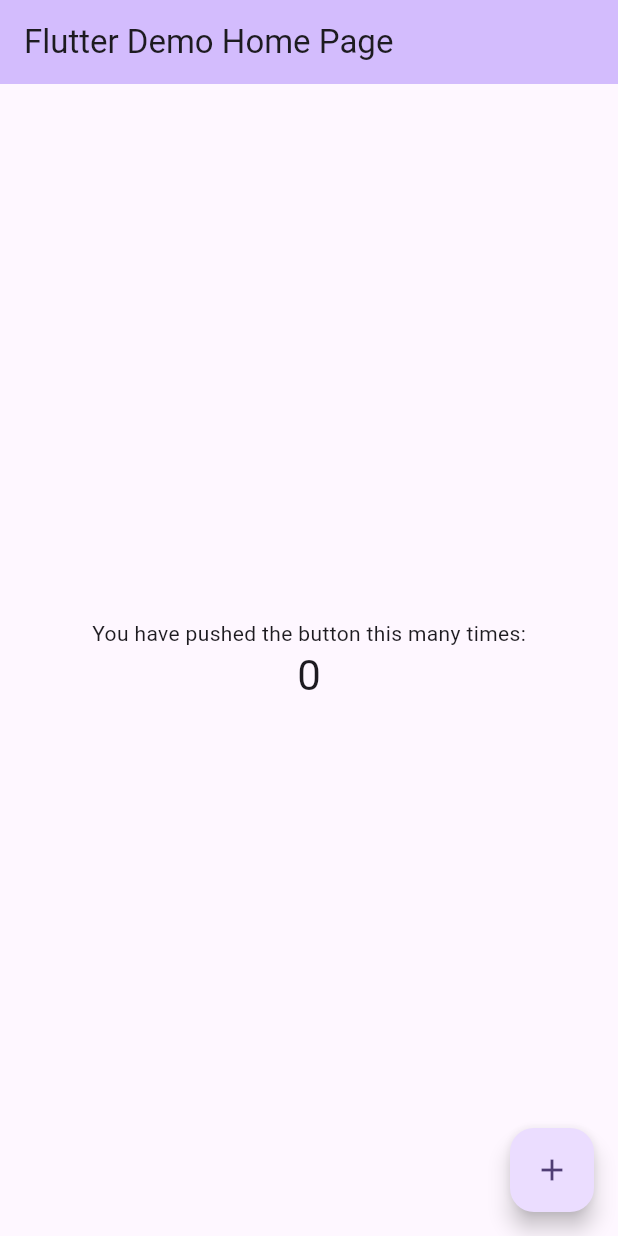
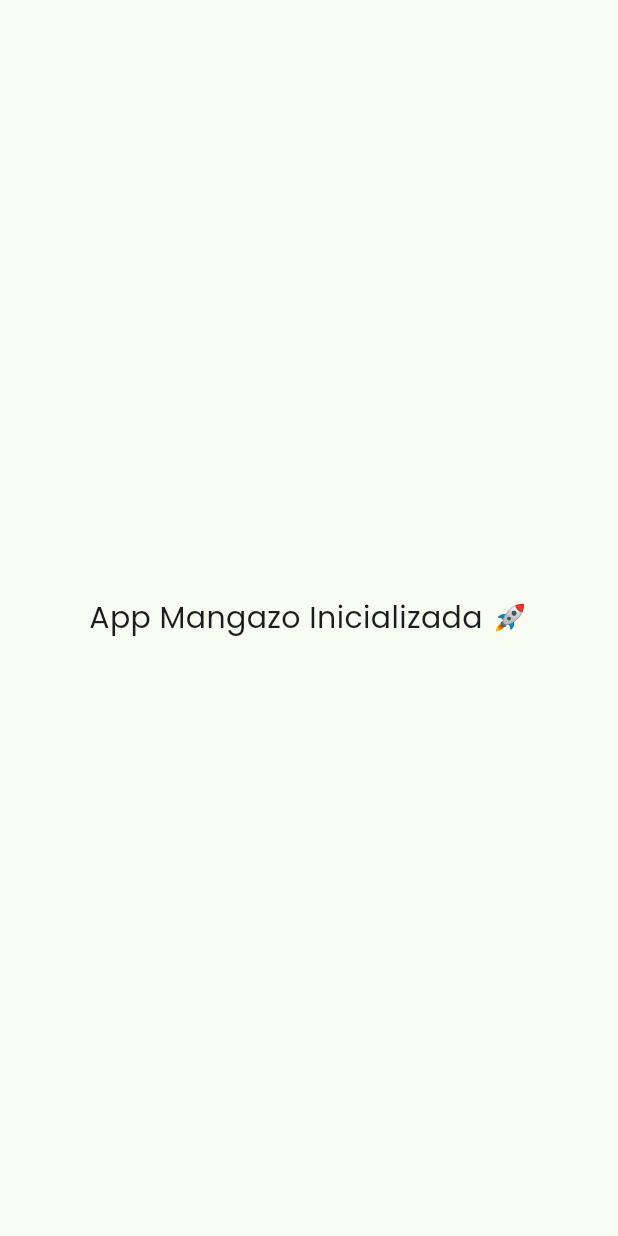
Before and after one commit to Kiro464/Team-Mangazo, a Flutter app: the screen it shows after launch, on a phone screen of 412 x 824 dp. Run offline on Flutter 3.47's test engine with Material 3 defaults, Android fonts, the light colour scheme and no system bars; our stand-ins replace google_fonts.

Commit message:
chore: configura dependencias y estructura de directorios en frontend existente

```diff
--- a/frontend/lib/main.dart
+++ b/frontend/lib/main.dart
@@ -1,121 +1,34 @@
 import 'package:flutter/material.dart';
+import 'package:google_fonts/google_fonts.dart';
 
 void main() {
-  runApp(const MyApp());
+  runApp(const MangazoApp());
 }
 
-class MyApp extends StatelessWidget {
-  const MyApp({super.key});
+class MangazoApp extends StatelessWidget {
+  const MangazoApp({super.key});
 
-  // This widget is the root of your application.
   @override
   Widget build(BuildContext context) {
     return MaterialApp(
-      title: 'Flutter Demo',
+      title: 'Team Mangazo',
+      debugShowCheckedModeBanner: false,
       theme: ThemeData(
-        // This is the theme of your application.
-        //
-        // TRY THIS: Try running your application with "flutter run". You'll see
-        // the application has a purple toolbar. Then, without quitting the app,
-        // try changing the seedColor in the colorScheme below to Colors.green
-        // and then invoke "hot reload" (save your changes or press the "hot
-        // reload" button in a Flutter-supported IDE, or press "r" if you used
-        // the command line to start the app).
-        //
-        // Notice that the counter didn't reset back to zero; the application
-        // state is not lost during the reload. To reset the state, use hot
-        // restart instead.
-        //
-        // This works for code too, not just values: Most code changes can be
-        // tested with just a hot reload.
-        colorScheme: .fromSeed(seedColor: Colors.deepPurple),
+        colorScheme: ColorScheme.fromSeed(
+          seedColor: const Color(0xFF4CAF50), // Verde agricultura
+          primary: const Color(0xFF2E7D32),
+          secondary: const Color(0xFFFFC107), // Amarillo ofertas flash
+        ),
+        textTheme: GoogleFonts.poppinsTextTheme(),
+        useMaterial3: true,
       ),
-      home: const MyHomePage(title: 'Flutter Demo Home Page'),
-    );
-  }
-}
-
-class MyHomePage extends StatefulWidget {
-  const MyHomePage({super.key, required this.title});
-
-  // This widget is the home page of your application. It is stateful, meaning
-  // that it has a State object (defined below) that contains fields that affect
-  // how it looks.
-
-  // This class is the configuration for the state. It holds the values (in this
-  // case the title) provided by the parent (in this case the App widget) and
-  // used by the build method of the State. Fields in a Widget subclass are
-  // always marked "final".
-
-  final String title;
-
-  @override
-  State<MyHomePage> createState() => _MyHomePageState();
-}
-
-class _MyHomePageState extends State<MyHomePage> {
-  int _counter = 0;
-
-  void _incrementCounter() {
-    setState(() {
-      // This call to setState tells the Flutter framework that something has
-      // changed in this State, which causes it to rerun the build method below
-      // so that the display can reflect the updated values. If we changed
-      // _counter without calling setState(), then the build method would not be
-      // called again, and so nothing would appear to happen.
-      _counter++;
-    });
-  }
-
-  @override
-  Widget build(BuildContext context) {
-    // This method is rerun every time setState is called, for instance as done
-    // by the _incrementCounter method above.
-    //
-    // The Flutter framework has been optimized to make rerunning build methods
-    // fast, so that you can just rebuild anything that needs updating rather
-    // than having to individually change instances of widgets.
-    return Scaffold(
-      appBar: AppBar(
-        // TRY THIS: Try changing the color here to a specific color (to
-        // Colors.amber, perhaps?) and trigger a hot reload to see the AppBar
-        // change color while the other colors stay the same.
-        backgroundColor: Theme.of(context).colorScheme.inversePrimary,
-        // Here we take the value from the MyHomePage object that was created by
-        // the App.build method, and use it to set our appbar title.
-        title: Text(widget.title),
-      ),
-      body: Center(
-        // Center is a layout widget. It takes a single child and positions it
-        // in the middle of the parent.
-        child: Column(
-          // Column is also a layout widget. It takes a list of children and
-          // arranges them vertically. By default, it sizes itself to fit its
-          // children horizontally, and tries to be as tall as its parent.
-          //
-          // Column has various properties to control how it sizes itself and
-          // how it positions its children. Here we use mainAxisAlignment to
-          // center the children vertically; the main axis here is the vertical
-          // axis because Columns are vertical (the cross axis would be
-          // horizontal).
-          //
-          // TRY THIS: Invoke "debug painting" (choose the "Toggle Debug Paint"
-          // action in the IDE, or press "p" in the console), to see the
-          // wireframe for each widget.
-          mainAxisAlignment: .center,
-          children: [
-            const Text('You have pushed the button this many times:'),
-            Text(
-              '$_counter',
-              style: Theme.of(context).textTheme.headlineMedium,
-            ),
-          ],
+      home: const Scaffold(
+        body: Center(
+          child: Text(
+            'App Mangazo Inicializada 🚀',
+            style: TextStyle(fontSize: 20),
+          ),
         ),
-      ),
-      floatingActionButton: FloatingActionButton(
-        onPressed: _incrementCounter,
-        tooltip: 'Increment',
-        child: const Icon(Icons.add),
       ),
     );
   }
```
Also changed, not shown: frontend/analysis_options.yaml (+9 -0 lines), frontend/pubspec.yaml (+8 -0 lines), frontend/pubspec.lock, 6 other files.
